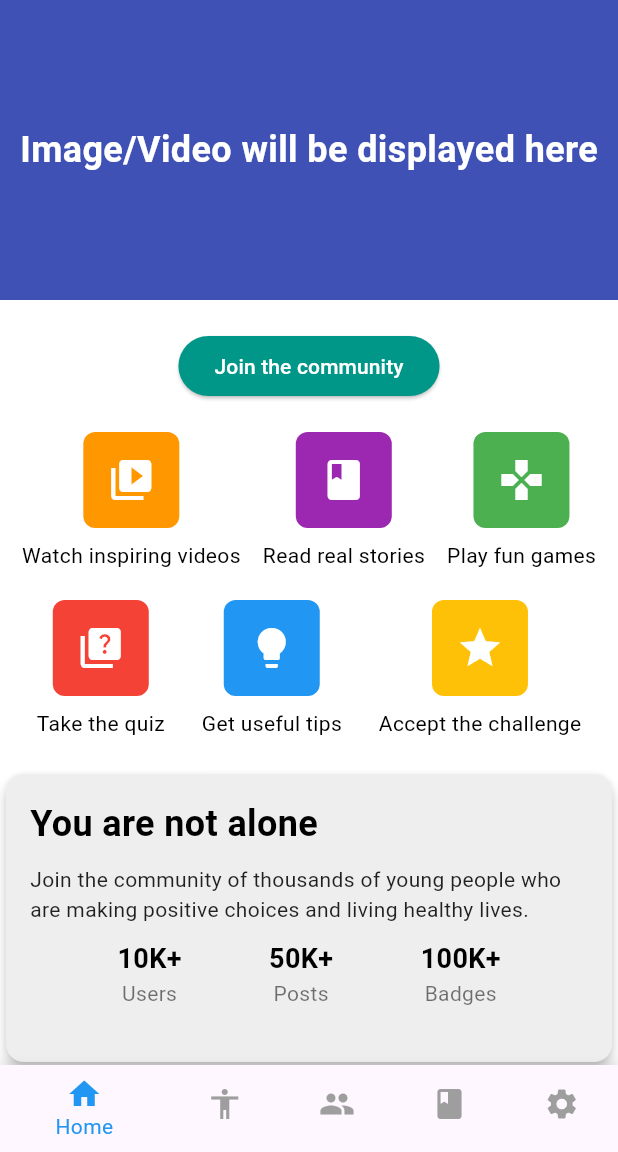
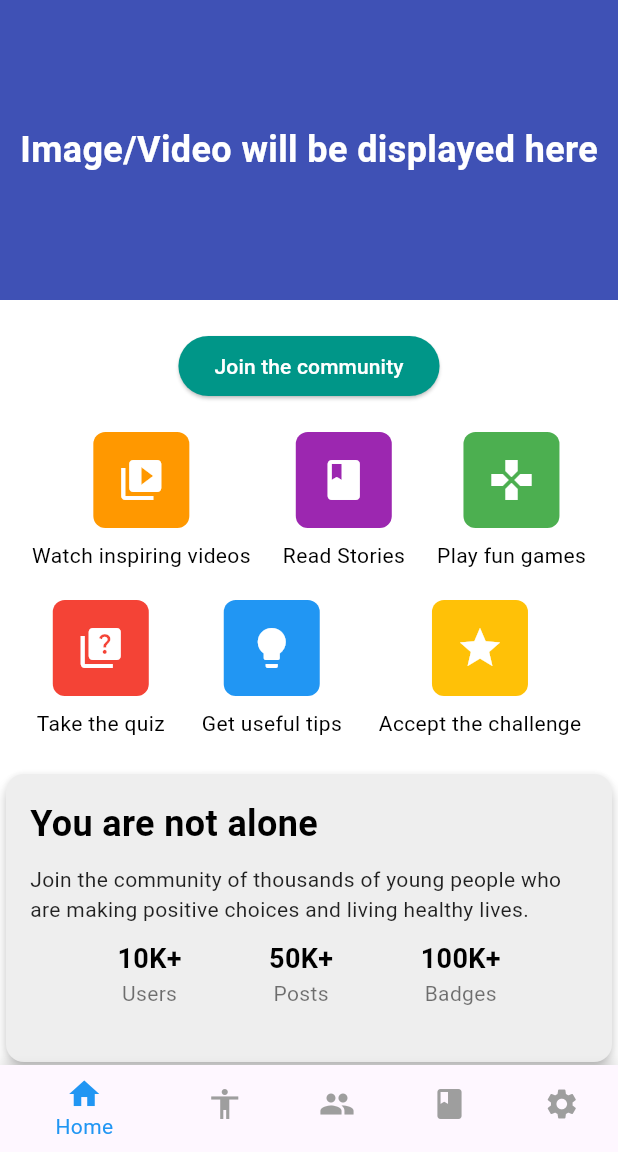
Before and after one commit to dragron-007/HSNCB, a Flutter app: the screen it shows after launch, on a phone screen of 412 x 824 dp, the part 84-1236 px from its top. Run offline on Flutter 3.47's test engine with Material 3 defaults, Android fonts, the phone set to English and light mode, and no system bars.

Commit message:
Update home_page.dart

```diff
--- a/lib/home_page.dart
+++ b/lib/home_page.dart
@@ -46,7 +46,7 @@ class HomeScreen extends StatelessWidget {
                 buildFeatureBox(
                   context,
                   Icons.book,
-                  'Read real stories',
+                  'Read Stories',
                   color: Colors.purple,
                 ),
                 buildFeatureBox(
```
